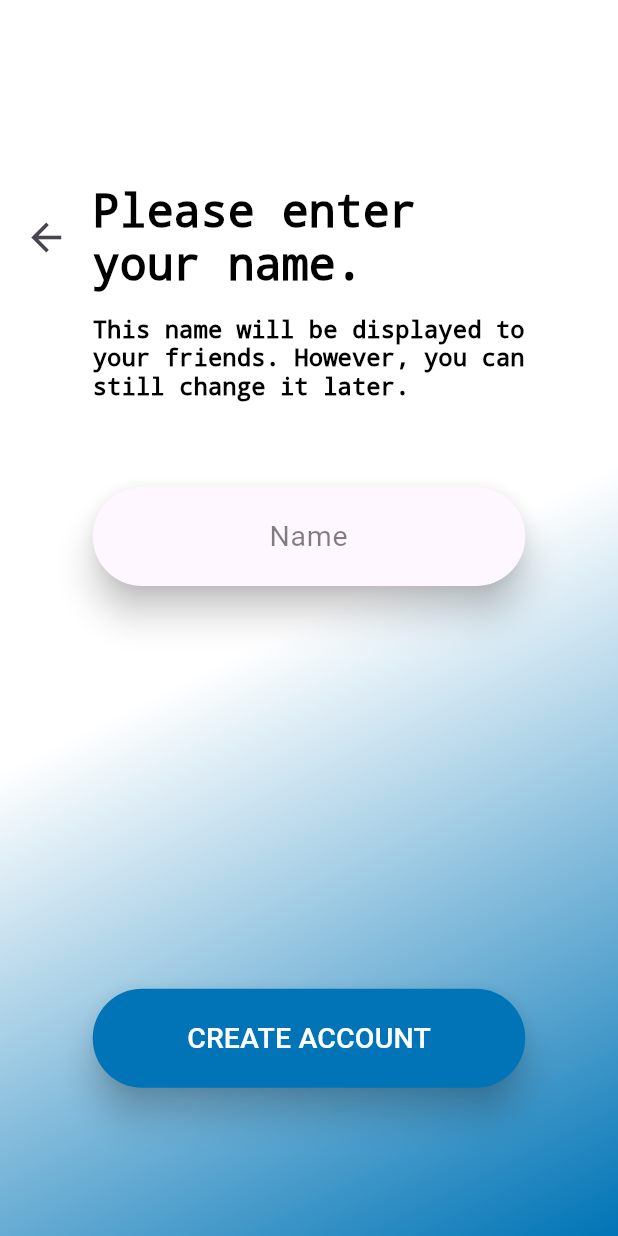
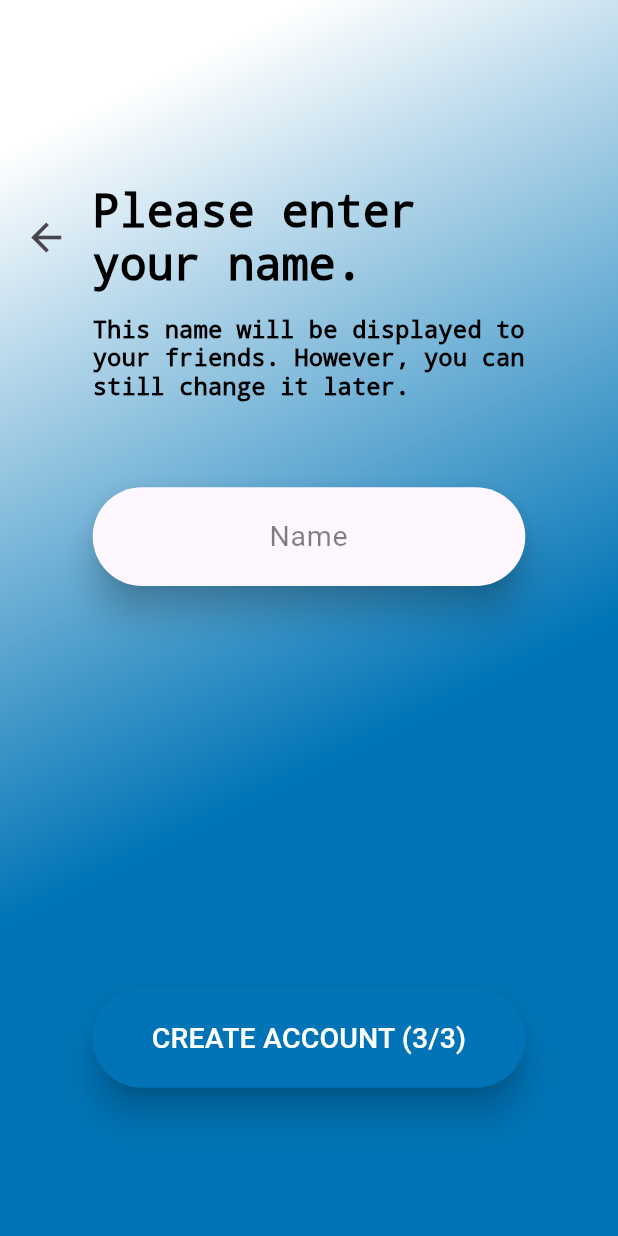
Before and after one commit to danielholzwarth/flexus, a Flutter app: the RegisterNamePage screen opened by its route, on a phone screen of 412 x 824 dp. Run offline on Flutter 3.47's test engine with Material 3 defaults, Android fonts, the phone set to English and light mode, and no system bars.

Commit message:
feat: add steps to register process

```diff
--- a/app/lib/pages/login/register_name.dart
+++ b/app/lib/pages/login/register_name.dart
@@ -70,7 +70,7 @@ class _RegisterNamePageState extends State<RegisterNamePage> {
           ),
           const Spacer(flex: 1),
           FlexusButton(
-            text: "CREATE ACCOUNT",
+            text: "CREATE ACCOUNT (3/3)",
             route: "/home",
             backgroundColor: AppSettings.backgroundV1,
             fontColor: AppSettings.fontV1,
--- a/app/lib/pages/login/register_password.dart
+++ b/app/lib/pages/login/register_password.dart
@@ -70,7 +70,7 @@ class _RegisterPasswordPageState extends State<RegisterPasswordPage> {
           FlexusTextField(hintText: "Confirm Password", textController: confirmPasswordController),
           const Spacer(flex: 1),
           FlexusButton(
-            text: "CONTINUE",
+            text: "CONTINUE (2/3)",
             route: "/register_name",
             backgroundColor: AppSettings.backgroundV1,
             fontColor: AppSettings.fontV1,
--- a/app/lib/pages/login/register_username.dart
+++ b/app/lib/pages/login/register_username.dart
@@ -71,7 +71,7 @@ class _RegisterUsernamePageState extends State<RegisterUsernamePage> {
           SizedBox(height: screenHeight * 0.25),
           const Spacer(flex: 1),
           FlexusButton(
-            text: "CONTINUE",
+            text: "CONTINUE (1/3)",
             route: "/register_password",
             backgroundColor: AppSettings.backgroundV1,
             fontColor: AppSettings.fontV1,
--- a/app/lib/widgets/flexus_gradient_container.dart
+++ b/app/lib/widgets/flexus_gradient_container.dart
@@ -16,8 +16,8 @@ class FlexusGradientContainer extends StatelessWidget {
     return Container(
       decoration: BoxDecoration(
         gradient: LinearGradient(
-          begin: Alignment.center,
-          end: Alignment.bottomRight,
+          begin: Alignment.topCenter,
+          end: Alignment.centerRight,
           colors: [topColor, bottomColor],
         ),
       ),
--- a/app/lib/widgets/flexus_textfield.dart
+++ b/app/lib/widgets/flexus_textfield.dart
@@ -42,9 +42,7 @@ class FlexusTextField extends StatelessWidget {
             ),
             decoration: InputDecoration(
               hintText: hintText,
-              hintStyle: TextStyle(
-                color: hintColor?.withOpacity(0.5) ?? AppSettings.font.withOpacity(0.5),
-              ),
+              hintStyle: TextStyle(color: hintColor?.withOpacity(0.5) ?? AppSettings.font.withOpacity(0.5)),
               border: InputBorder.none,
               contentPadding: const EdgeInsets.symmetric(horizontal: 16.0, vertical: 12.0),
             ),
```
